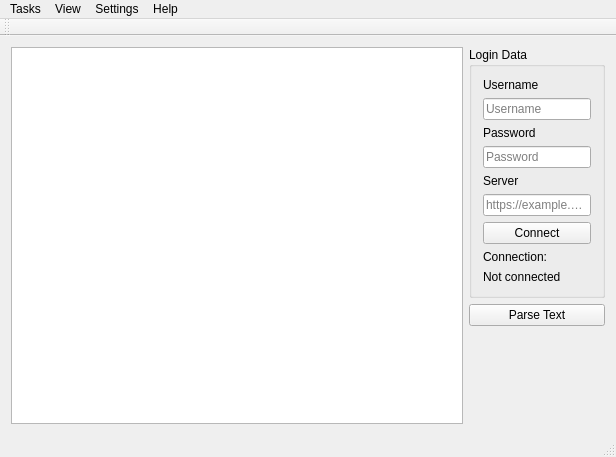
Tercus/ToDo, file mainwindow.ui: the form before one commit.
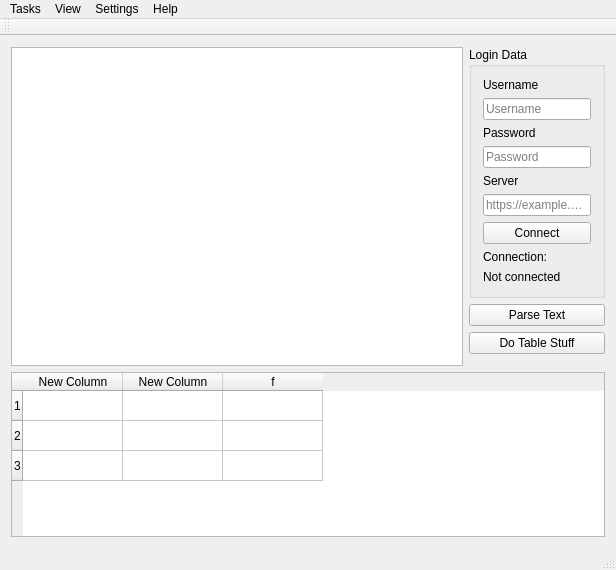
The form after the commit.

Diff of the .ui file:
```diff
--- a/mainwindow.ui
+++ b/mainwindow.ui
@@ -7,13 +7,15 @@
     <x>0</x>
     <y>0</y>
     <width>616</width>
-    <height>457</height>
+    <height>570</height>
    </rect>
   </property>
   <property name="windowTitle">
    <string>MainWindow</string>
   </property>
   <widget class="QWidget" name="centralWidget">
+   <layout class="QVBoxLayout" name="verticalLayout_2">
+    <item>
    <layout class="QHBoxLayout" name="horizontalLayout">
     <item>
      <widget class="QPlainTextEdit" name="plainTextEdit">
@@ -157,6 +159,13 @@
         </property>
        </widget>
       </item>
+        <item>
+         <widget class="QPushButton" name="pushButton_table">
+          <property name="text">
+           <string>Do Table Stuff</string>
+          </property>
+         </widget>
+        </item>
       <item>
        <spacer name="verticalSpacer">
         <property name="orientation">
@@ -171,6 +180,36 @@
        </spacer>
       </item>
      </layout>
+      </item>
+     </layout>
+    </item>
+    <item>
+     <widget class="QTableWidget" name="tableWidget">
+      <property name="rowCount">
+       <number>3</number>
+      </property>
+      <property name="columnCount">
+       <number>3</number>
+      </property>
+      <row/>
+      <row/>
+      <row/>
+      <column>
+       <property name="text">
+        <string>New Column</string>
+       </property>
+      </column>
+      <column>
+       <property name="text">
+        <string>New Column</string>
+       </property>
+      </column>
+      <column>
+       <property name="text">
+        <string>f</string>
+       </property>
+      </column>
+     </widget>
     </item>
    </layout>
   </widget>
```
Lines whose indentation alone changed are shown as unchanged.
